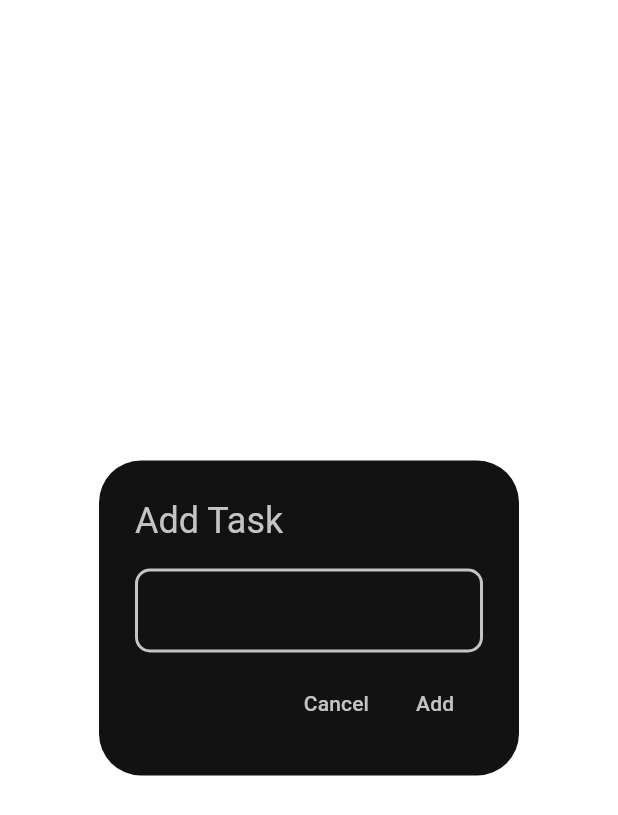
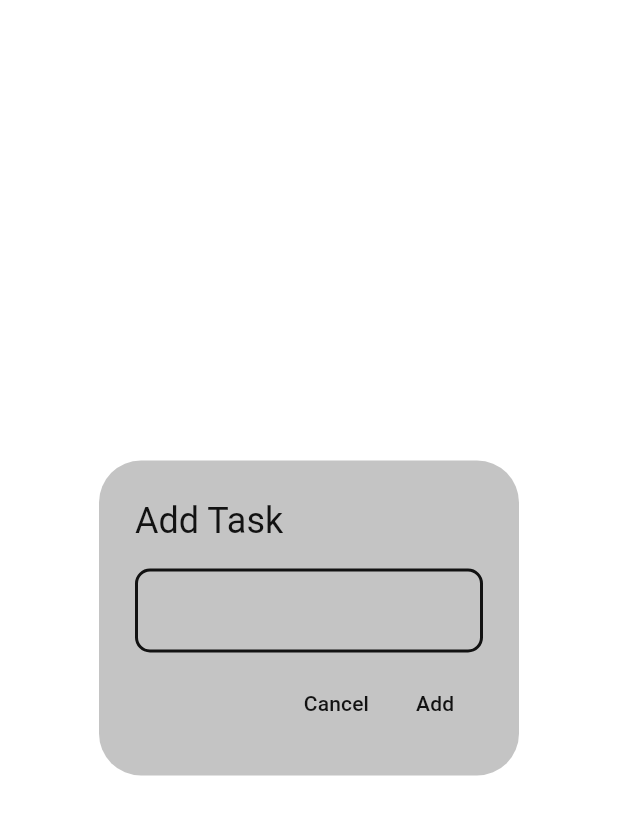
Before and after one commit to VitorFranciscoDev/todo-list, a Flutter app: the AddTaskComponent widget shown alone on an empty page, opened directly with empty values, on a phone screen of 412 x 824 dp. Shown: the top 815 px of the screen. Run offline on Flutter 3.47's test engine with Material 3 defaults, Android fonts, the phone set to English and light mode, and no system bars; our stand-ins replace sqflite; accounts and stored records are empty.

Commit message:
feat(): list of tasks almost done

```diff
--- a/lib/entity/task.dart
+++ b/lib/entity/task.dart
@@ -16,7 +16,7 @@ class Task {
   factory Task.fromMap(Map<String, dynamic> map) {
     return Task(
       id: map['id'],
-      name: map['nome'],
+      name: map['name'],
       concluded: map['concluded'] == 1,
     );
   }
--- a/lib/infrastructure/presentation/app/components/add_task_component.dart
+++ b/lib/infrastructure/presentation/app/components/add_task_component.dart
@@ -1,9 +1,9 @@
 import 'package:flutter/material.dart';
 
 class AddTaskComponent extends StatelessWidget {
-  const AddTaskComponent({ super.key, required this.controller, required this.label, this.error, required this.cancel, required this.add });
+  const AddTaskComponent({ super.key, required this.controller, required this.hint, this.error, required this.cancel, required this.add });
   final TextEditingController controller;
-  final String label;
+  final String hint;
   final String? error;
   final VoidCallback cancel;
   final VoidCallback add;
@@ -13,15 +13,15 @@ class AddTaskComponent extends StatelessWidget {
     final theme = Theme.of(context);
 
     return AlertDialog(
-      backgroundColor: theme.colorScheme.background,
-      title: Text("Add Task", style: TextStyle(color: theme.colorScheme.primary)),
+      backgroundColor: theme.colorScheme.primary,
+      title: Text("Add Task", style: TextStyle(color: theme.colorScheme.background)),
       content: Column(
         mainAxisSize: MainAxisSize.min,
         children: [
           TextField(
             controller: controller,
             decoration: InputDecoration(
-              labelText: label,
+              hintText: hint,
               errorText: error,
               suffixIcon: controller.text.isNotEmpty
                 ? IconButton(
@@ -32,28 +32,28 @@ class AddTaskComponent extends StatelessWidget {
               enabledBorder: OutlineInputBorder(
                 borderRadius: BorderRadius.circular(10),
                 borderSide: BorderSide(
-                color: theme.colorScheme.primary,
+                  color: theme.colorScheme.background,
                   width: 2,
                 ),
               ),
               focusedBorder: OutlineInputBorder(
                 borderRadius: BorderRadius.circular(10),
                 borderSide: BorderSide(
-                color: theme.colorScheme.primary,
+                  color: theme.colorScheme.background,
                   width: 2,
                 ),
               ),
               errorBorder: OutlineInputBorder(
                 borderRadius: BorderRadius.circular(10),
                 borderSide: BorderSide(
-                color: theme.colorScheme.primary,
+                  color: theme.colorScheme.background,
                   width: 2,
                 ),
               ),
               focusedErrorBorder: OutlineInputBorder(
                 borderRadius: BorderRadius.circular(10),
                 borderSide: BorderSide(
-                color: theme.colorScheme.primary,
+                  color: theme.colorScheme.background,
                   width: 2,
                 ),
               ),
@@ -65,11 +65,11 @@ class AddTaskComponent extends StatelessWidget {
             children: [
               TextButton(
                 onPressed: () => cancel(),
-                child: Text("Cancel", style: TextStyle(color: theme.colorScheme.primary)),
+                child: Text("Cancel", style: TextStyle(color: theme.colorScheme.background)),
               ),
               TextButton(
                 onPressed: () => add(),
-                child: Text("Add", style: TextStyle(color: theme.colorScheme.primary)),
+                child: Text("Add", style: TextStyle(color: theme.colorScheme.background)),
               ),
             ],
           ),
--- a/lib/infrastructure/presentation/app/theme/theme.dart
+++ b/lib/infrastructure/presentation/app/theme/theme.dart
@@ -4,6 +4,7 @@ final lightTheme = ThemeData(
   brightness: Brightness.light,
   colorScheme: ColorScheme.light(
     primary: const Color.fromARGB(255, 196, 196, 196),
+    secondary: const Color.fromARGB(99, 143, 143, 143),
     background: const Color.fromARGB(255, 18, 18, 18),
   ),
 );
```
Also changed, not shown: lib/infrastructure/presentation/app/components/alert_dialog_component.dart (+2 -28 lines), lib/infrastructure/presentation/todo-list/todo_list_screen.dart (+57 -6 lines), lib/infrastructure/presentation/todo-list/todo_list_state.dart (+10 -2 lines). Lines whose indentation alone changed are shown as unchanged.
